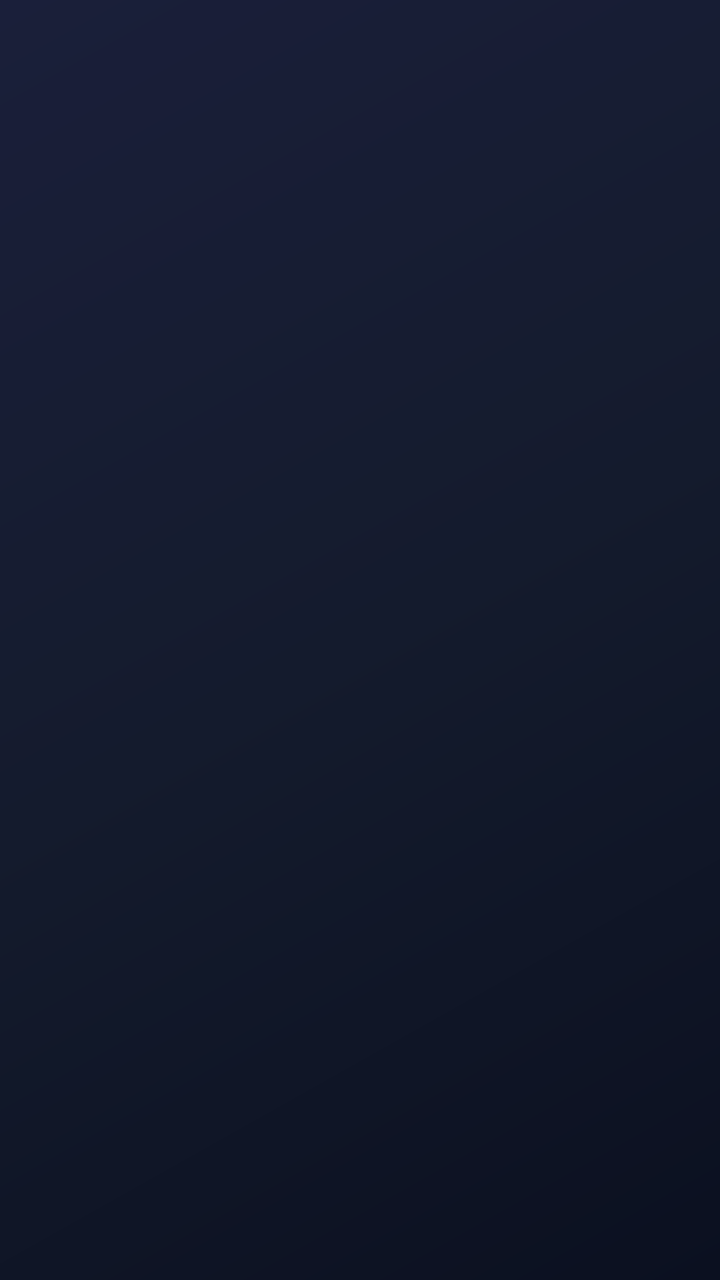
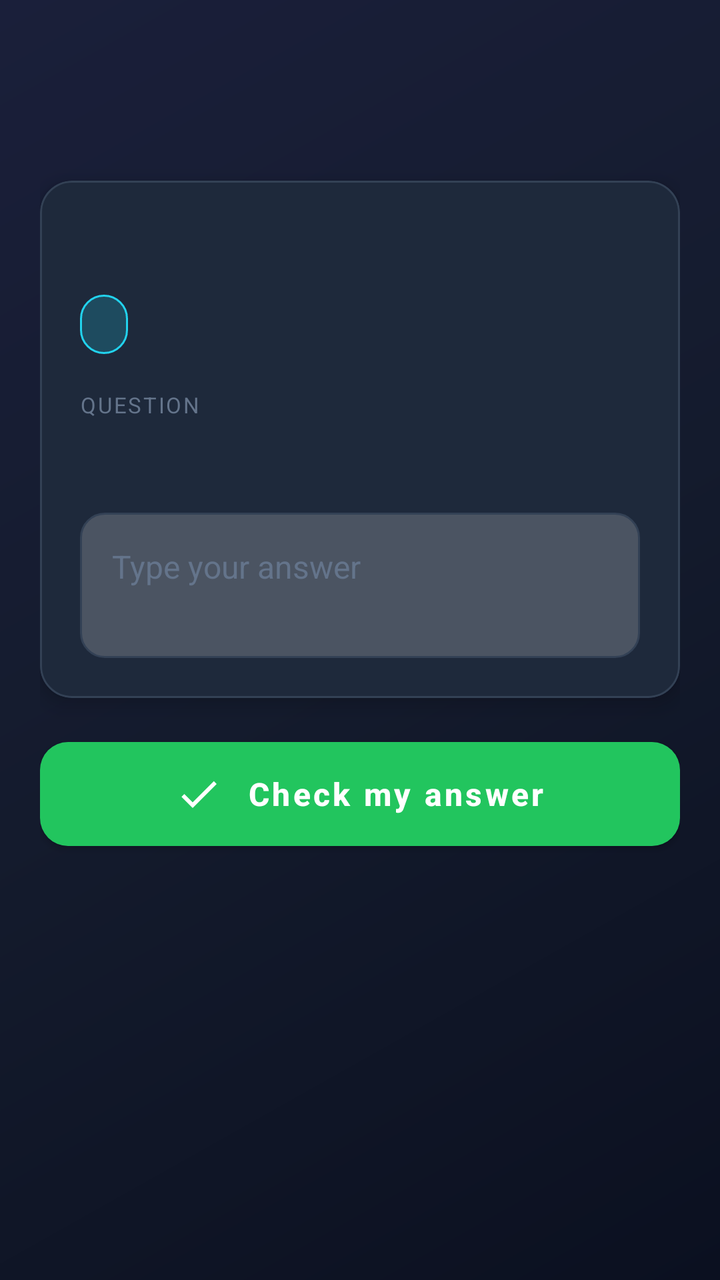

Compare the two renders of this Android layout. The source of the first and the diff that turns it into the second are given below.
<!-- AndroidManifest.xml: application theme Theme.QuantumRealm -->
<!-- res/layout/activity_lesson_activity.xml -->
<?xml version="1.0" encoding="utf-8"?>
<ScrollView xmlns:android="http://schemas.android.com/apk/res/android"
    android:layout_width="match_parent"
    android:layout_height="match_parent"
    android:background="@drawable/bg_game_screen"
    android:fillViewport="true">

    <LinearLayout
        android:layout_width="match_parent"
        android:layout_height="wrap_content"
        android:orientation="vertical"
        android:padding="@dimen/game_screen_padding">

        <TextView
            android:id="@+id/activityLessonTitle"
            android:layout_width="match_parent"
            android:layout_height="wrap_content"
            android:textAppearance="@style/TextAppearance.QuantumRealm.Hero"
            android:textSize="22sp" />

        <TextView
            android:id="@+id/activityLessonSubtitle"
            android:layout_width="match_parent"
            android:layout_height="wrap_content"
            android:layout_marginTop="6dp"
            android:layout_marginBottom="16dp"
            android:textAppearance="@style/TextAppearance.QuantumRealm.Subtitle" />

        <LinearLayout
            android:id="@+id/activityContainer"
            android:layout_width="match_parent"
            android:layout_height="wrap_content"
            android:orientation="vertical" />
    </LinearLayout>
</ScrollView>
<!-- resources referenced by this layout -->
<resources>
  <dimen name="game_screen_padding">20dp</dimen>
  <style name="TextAppearance.QuantumRealm.Subtitle" parent="TextAppearance.MaterialComponents.Body2">
          <item name="android:textColor">@color/game_text_secondary</item>
      </style>
  <color name="game_bg_dark">#0B1020</color>
  <color name="game_bg_mid">#141B2D</color>
  <color name="game_text_primary">#F8FAFC</color>
  <color name="game_text_secondary">#94A3B8</color>
  <color name="game_primary">#6366F1</color>
  <color name="game_primary_dark">#4F46E5</color>
  <color name="white">#FFFFFFFF</color>
  <color name="game_accent">#22D3EE</color>
  <color name="teal_700">#FF018786</color>
  <color name="black">#FF000000</color>
  <dimen name="game_button_radius">14dp</dimen>
  <!-- unchanged entries left out for length: 5 -->
</resources>

<!-- the commit's change to res/layout/activity_lesson_activity.xml (unified diff, before → after) -->
@@ -1,5 +1,6 @@
 <?xml version="1.0" encoding="utf-8"?>
 <ScrollView xmlns:android="http://schemas.android.com/apk/res/android"
+    xmlns:app="http://schemas.android.com/apk/res-auto"
     android:layout_width="match_parent"
     android:layout_height="match_parent"
     android:background="@drawable/bg_game_screen"
@@ -26,10 +27,97 @@
             android:layout_marginBottom="16dp"
             android:textAppearance="@style/TextAppearance.QuantumRealm.Subtitle" />
 
-        <LinearLayout
-            android:id="@+id/activityContainer"
+        <com.google.android.material.card.MaterialCardView
+            style="@style/Widget.QuantumRealm.Card"
             android:layout_width="match_parent"
             android:layout_height="wrap_content"
-            android:orientation="vertical" />
+            android:layout_marginBottom="4dp">
+
+            <LinearLayout
+                android:layout_width="match_parent"
+                android:layout_height="wrap_content"
+                android:orientation="vertical"
+                android:padding="20dp">
+
+                <TextView
+                    android:id="@+id/activityChallengeTitle"
+                    android:layout_width="match_parent"
+                    android:layout_height="wrap_content"
+                    android:textAppearance="@style/TextAppearance.QuantumRealm.Title"
+                    android:textSize="20sp" />
+
+                <TextView
+                    android:id="@+id/activityDifficultyBadge"
+                    android:layout_width="wrap_content"
+                    android:layout_height="wrap_content"
+                    android:layout_marginTop="10dp"
+                    android:background="@drawable/challenge_difficulty_badge"
+                    android:paddingHorizontal="12dp"
+                    android:paddingVertical="6dp"
+                    android:textAppearance="@style/TextAppearance.QuantumRealm.Subtitle"
+                    android:textColor="@color/game_accent"
+                    android:textSize="13sp"
+                    android:textStyle="bold" />
+
+                <TextView
+                    android:layout_width="match_parent"
+                    android:layout_height="wrap_content"
+                    android:layout_marginTop="18dp"
+                    android:text="@string/lesson_question_label"
+                    android:textAllCaps="true"
+                    android:textAppearance="@style/TextAppearance.QuantumRealm.Subtitle"
+                    android:textColor="@color/game_text_muted"
+                    android:textSize="11sp"
+                    android:letterSpacing="0.08" />
+
+                <TextView
+                    android:id="@+id/activityQuestionText"
+                    android:layout_width="match_parent"
+                    android:layout_height="wrap_content"
+                    android:layout_marginTop="8dp"
+                    android:lineSpacingExtra="4dp"
+                    android:textAppearance="@style/TextAppearance.QuantumRealm.Title"
+                    android:textSize="17sp" />
+
+                <EditText
+                    android:id="@+id/activityAnswerInput"
+                    android:layout_width="match_parent"
+                    android:layout_height="wrap_content"
+                    android:layout_marginTop="16dp"
+                    android:background="@drawable/input_field_game"
+                    android:gravity="top|start"
+                    android:hint="@string/lesson_answer_hint"
+                    android:imeOptions="actionDone"
+                    android:inputType="textCapSentences|textMultiLine"
+                    android:minLines="2"
+                    android:padding="16dp"
+                    android:textColor="@color/game_text_primary"
+                    android:textColorHint="@color/game_text_muted"
+                    android:textSize="16sp" />
+            </LinearLayout>
+        </com.google.android.material.card.MaterialCardView>
+
+        <com.google.android.material.button.MaterialButton
+            android:id="@+id/activitySubmitButton"
+            style="@style/Widget.QuantumRealm.Button.ChallengeSubmit"
+            android:layout_width="match_parent"
+            android:layout_height="wrap_content"
+            android:layout_marginTop="12dp"
+            android:layout_marginBottom="8dp"
+            android:text="@string/lesson_submit_answer_cta"
+            app:icon="@drawable/ic_check_answer"
+            app:iconGravity="textStart"
+            app:iconPadding="12dp"
+            app:iconTint="@color/white" />
+
+        <ProgressBar
+            android:id="@+id/activitySubmitProgress"
+            style="?android:attr/progressBarStyleSmall"
+            android:layout_width="wrap_content"
+            android:layout_height="wrap_content"
+            android:layout_gravity="center_horizontal"
+            android:layout_marginBottom="16dp"
+            android:indeterminateTint="@color/game_success"
+            android:visibility="gone" />
     </LinearLayout>
 </ScrollView>
<!-- resource entries referenced after the edit -->
@@ -1,20 +1,86 @@
 <!-- resources referenced by this layout -->
 <resources>
   <dimen name="game_screen_padding">20dp</dimen>
+  <!-- drawable challenge_difficulty_badge (drawable) -->
+  <?xml version="1.0" encoding="utf-8"?>
+  <shape xmlns:android="http://schemas.android.com/apk/res/android"
+      android:shape="rectangle">
+      <solid android:color="@color/game_accent_soft" />
+      <corners android:radius="20dp" />
+      <stroke
+          android:width="1dp"
+          android:color="@color/game_accent" />
+  </shape>
+  <!-- drawable ic_check_answer (drawable) -->
+  <?xml version="1.0" encoding="utf-8"?>
+  <vector xmlns:android="http://schemas.android.com/apk/res/android"
+      android:width="24dp"
+      android:height="24dp"
+      android:viewportWidth="24"
+      android:viewportHeight="24">
+      <path
+          android:fillColor="@color/white"
+          android:pathData="M9,16.17L4.83,12l-1.42,1.41L9,19 21,7l-1.41,-1.41z" />
+  </vector>
+  <!-- drawable input_field_game (drawable) -->
+  <?xml version="1.0" encoding="utf-8"?>
+  <shape xmlns:android="http://schemas.android.com/apk/res/android"
+      android:shape="rectangle">
+      <solid android:color="#33FFFFFF" />
+      <corners android:radius="12dp" />
+      <stroke
+          android:width="1dp"
+          android:color="@color/game_stroke" />
+  </shape>
+  <string name="lesson_answer_hint">Type your answer</string>
+  <string name="lesson_question_label">Question</string>
+  <string name="lesson_submit_answer_cta">Check my answer</string>
   <style name="TextAppearance.QuantumRealm.Subtitle" parent="TextAppearance.MaterialComponents.Body2">
           <item name="android:textColor">@color/game_text_secondary</item>
       </style>
+  <style name="TextAppearance.QuantumRealm.Title" parent="TextAppearance.MaterialComponents.Headline5">
+          <item name="android:textColor">@color/game_text_primary</item>
+          <item name="android:textStyle">bold</item>
+      </style>
+  <style name="Widget.QuantumRealm.Button.ChallengeSubmit" parent="Widget.QuantumRealm.Button.Success">
+          <item name="android:textSize">16sp</item>
+          <item name="android:paddingTop">14dp</item>
+          <item name="android:paddingBottom">14dp</item>
+          <item name="android:elevation">4dp</item>
+          <item name="cornerRadius">@dimen/game_button_radius</item>
+      </style>
+  <style name="Widget.QuantumRealm.Card" parent="Widget.MaterialComponents.CardView">
+          <item name="cardBackgroundColor">@color/game_surface</item>
+          <item name="cardCornerRadius">@dimen/game_card_radius</item>
+          <item name="cardElevation">6dp</item>
+          <item name="strokeColor">@color/game_stroke</item>
+          <item name="strokeWidth">1dp</item>
+      </style>
   <color name="game_bg_dark">#0B1020</color>
   <color name="game_bg_mid">#141B2D</color>
+  <color name="game_accent_soft">#3322D3EE</color>
+  <color name="game_stroke">#334155</color>
   <color name="game_text_primary">#F8FAFC</color>
   <color name="game_text_secondary">#94A3B8</color>
+  <style name="Widget.QuantumRealm.Button.Success" parent="Widget.MaterialComponents.Button">
+          <item name="android:textColor">@color/white</item>
+          <item name="android:textAllCaps">false</item>
+          <item name="android:textStyle">bold</item>
+          <item name="cornerRadius">@dimen/game_button_radius</item>
+          <item name="backgroundTint">@color/game_success</item>
+          <item name="android:minHeight">56dp</item>
+      </style>
   <color name="game_primary">#6366F1</color>
   <color name="game_primary_dark">#4F46E5</color>
   <color name="white">#FFFFFFFF</color>
   <color name="game_accent">#22D3EE</color>
+  <color name="game_success">#22C55E</color>
+  <color name="game_text_muted">#64748B</color>
   <color name="teal_700">#FF018786</color>
   <color name="black">#FF000000</color>
   <dimen name="game_button_radius">14dp</dimen>
+  <color name="game_surface">#1E293B</color>
+  <dimen name="game_card_radius">16dp</dimen>
   <!-- unchanged entries left out for length: 5 -->
 </resources>
 
